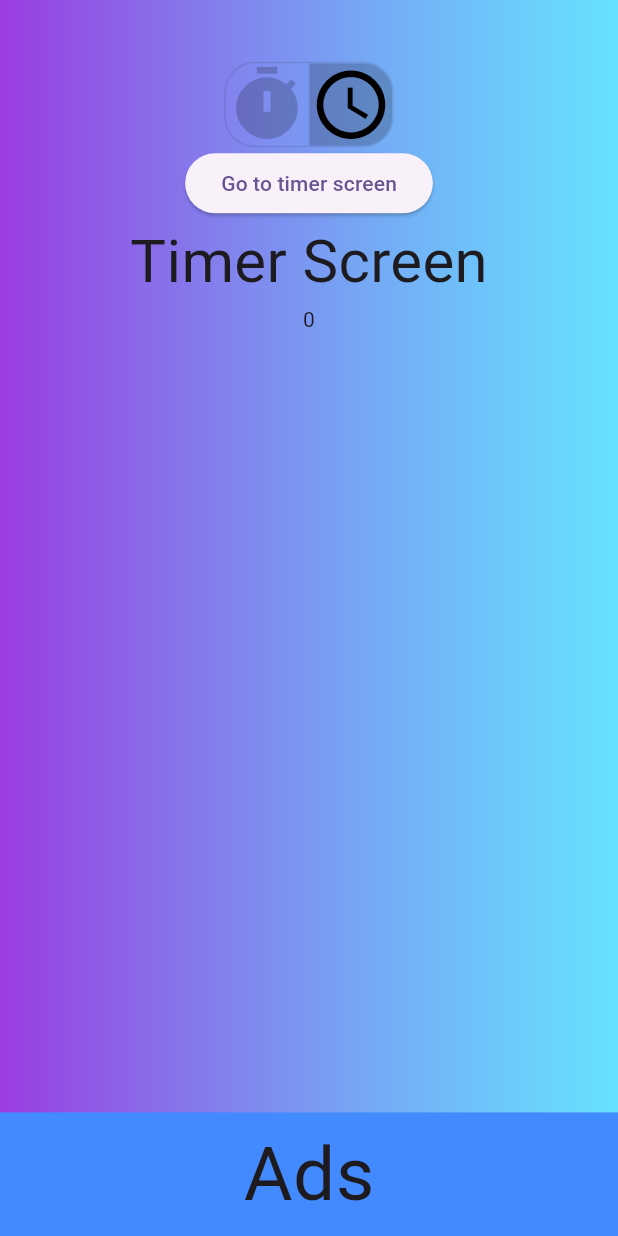
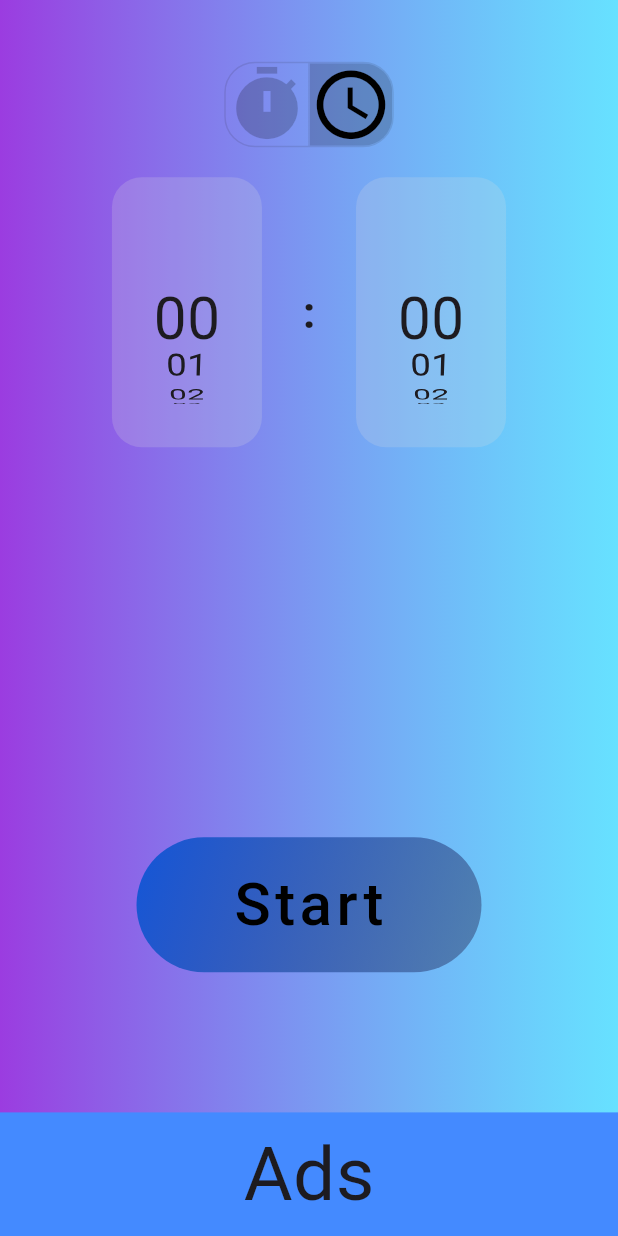
Before and after one commit to honganji/headphone-alarm-app-android, a Flutter app: the screen it shows after launch, after a tap on the "schedule" icon, on a phone screen of 412 x 824 dp. Run offline on Flutter 3.47's test engine with Material 2 defaults, Android fonts, the light colour scheme and no system bars; our stand-ins replace flutter_riverpod, freezed_annotation, go_router.

Commit message:
complete timer screen

```diff
--- a/lib/view/component/time_block.dart
+++ b/lib/view/component/time_block.dart
@@ -26,17 +26,16 @@ class TimeBlock extends StatelessWidget {
           ),
         ),
         child: isStart
-          ? TimeWheel(
-              changeNumFun: changeNumFun,
-              isHour: isHour,
-              currentNum: currentNum,
-            )
-          : Text(
+            ? Text(
                 currentNum.toString().padLeft(2, "0"),
                 style: const TextStyle(
                   fontSize: 50,
                 ),
-            ),
-    );
+              )
+            : TimeWheel(
+                changeNumFun: changeNumFun,
+                isHour: isHour,
+                currentNum: currentNum,
+              ));
   }
 }
--- /dev/null
+++ b/lib/view/component/timer_time.dart
@@ -0,0 +1,49 @@
+import 'package:flutter/material.dart';
+import 'package:flutter_riverpod/flutter_riverpod.dart';
+import 'package:headphone_alarm_android_app/view/component/time_block.dart';
+import 'package:headphone_alarm_android_app/view_model/state_view_model.dart';
+
+class TimerTime extends ConsumerWidget {
+  const TimerTime({super.key});
+
+  @override
+  Widget build(BuildContext context, WidgetRef ref) {
+    final state = ref.watch(stateViewModelProvider);
+    final stateNotifier = ref.watch(stateViewModelProvider.notifier);
+    final width = MediaQuery.of(context).size.width;
+    return Container(
+      padding: const EdgeInsets.only(top: 20, bottom: 60),
+      width: width * 0.9,
+      child: Row(
+        mainAxisAlignment: MainAxisAlignment.spaceEvenly,
+        children: [
+          const SizedBox(
+            width: 0,
+          ),
+          TimeBlock(
+            isHour: true,
+            currentNum: state.timerHour,
+            changeNumFun: stateNotifier.changeTimerHour,
+            isStart: state.isTimerStart,
+          ),
+          const Text(
+            ":",
+            style: TextStyle(
+              fontWeight: FontWeight.bold,
+              fontSize: 30,
+            ),
+          ),
+          TimeBlock(
+            isHour: false,
+            currentNum: state.timerMinute,
+            changeNumFun: stateNotifier.changeTimerMinute,
+            isStart: state.isTimerStart,
+          ),
+          const SizedBox(
+            width: 0,
+          ),
+        ],
+      ),
+    );
+  }
+}
--- a/lib/view/screens/timer.dart
+++ b/lib/view/screens/timer.dart
@@ -1,6 +1,8 @@
 import 'package:flutter/material.dart';
 import 'package:flutter_riverpod/flutter_riverpod.dart';
 import 'package:go_router/go_router.dart';
+import 'package:headphone_alarm_android_app/view/component/start_buton.dart';
+import 'package:headphone_alarm_android_app/view/component/timer_time.dart';
 import 'package:headphone_alarm_android_app/view_model/state_view_model.dart';
 
 class Timer extends ConsumerWidget {
@@ -9,21 +11,14 @@ class Timer extends ConsumerWidget {
   @override
   Widget build(BuildContext context, WidgetRef ref) {
     final state = ref.watch(stateViewModelProvider);
+    final stateNotifier = ref.watch(stateViewModelProvider.notifier);
     return Column(
       children: [
-        ElevatedButton(
-          onPressed: () {
-            context.go("/stopwatch");
-          },
-          child: const Text("Go to timer screen"),
+        TimerTime(),
+        const SizedBox(
+          height: 200,
         ),
-        const Center(
-          child: Text(
-            "Timer Screen",
-            style: TextStyle(fontSize: 40),
-          ),
-        ),
-        Text(state.stopwatchHour.toString())
+        StartButton(startFun: stateNotifier.reverseIsTimerStart),
       ],
     );
   }
```
Lines whose indentation alone changed are shown as unchanged.
